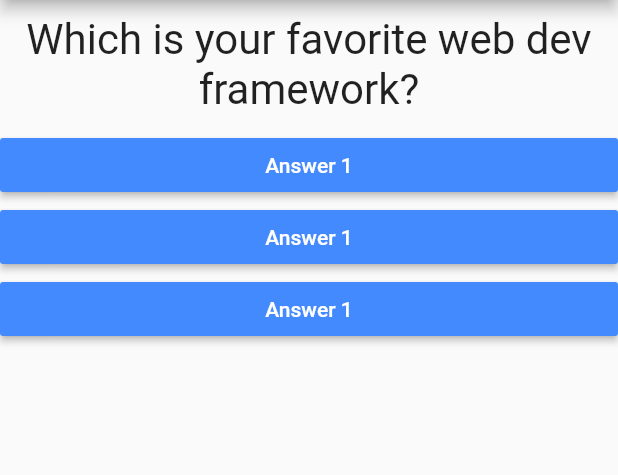
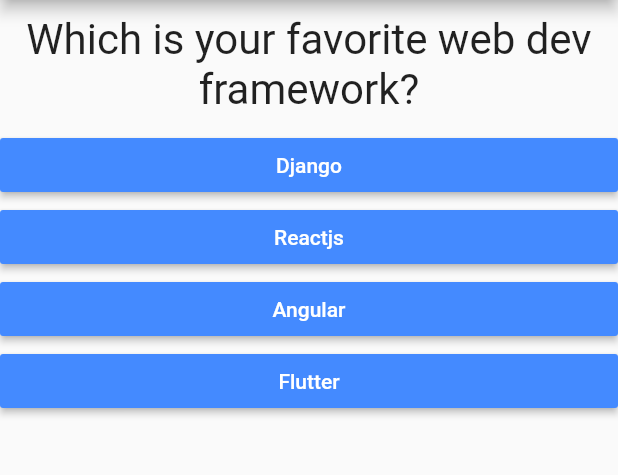
Before and after one commit to tejas-trivedi/Flutter, a Flutter app: the screen it shows after launch, on a phone screen of 412 x 824 dp, the part 84-559 px from its top. Run offline on Flutter 3.47's test engine with Material 2 defaults, Android fonts, the phone set to English and light mode, and no system bars.

```diff
--- a/lib/answer.dart
+++ b/lib/answer.dart
@@ -3,7 +3,8 @@ import 'package:flutter/material.dart';
 class Answer extends StatelessWidget {
 
   final Function selectHandler;
-  Answer(this.selectHandler);
+  final String answerText;
+  Answer(this.selectHandler, this.answerText);
 
   @override
   Widget build(BuildContext context) {
@@ -12,7 +13,7 @@ class Answer extends StatelessWidget {
       child: RaisedButton(
         color: Colors.blueAccent,
         textColor: Colors.white,
-        child: Text('Answer 1'),
+        child: Text(answerText),
         onPressed: selectHandler,
       ),
     );
--- a/lib/main.dart
+++ b/lib/main.dart
@@ -26,10 +26,10 @@ class _MyAppState extends State<MyApp> {
 
   @override
   Widget build(BuildContext context) {
-    var questions = [
+    const questions = [
       {
         'questionText': 'Which is your favorite web dev framework?',
-        'answers': ['Djanfo', 'Reactjs', 'Angular', 'Flutter'],
+        'answers': ['Django', 'Reactjs', 'Angular', 'Flutter'],
       },
       {
         'questionText': 'What\'s your favorite OS?',
@@ -48,9 +48,10 @@ class _MyAppState extends State<MyApp> {
         body: Column(
           children: [
             Question(questions[_questionIndex]['questionText']),
-            Answer(_answerQuestion),
-            Answer(_answerQuestion),
-            Answer(_answerQuestion),
+            ...(questions[_questionIndex]['answers'] as List<String>)
+                .map((answer) {
+              return Answer(_answerQuestion, answer);
+            }).toList()
           ],
         ),
       ),
```
